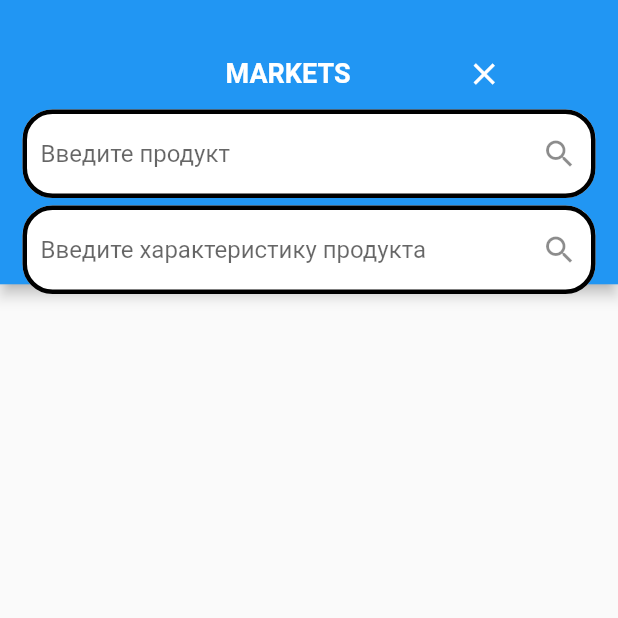
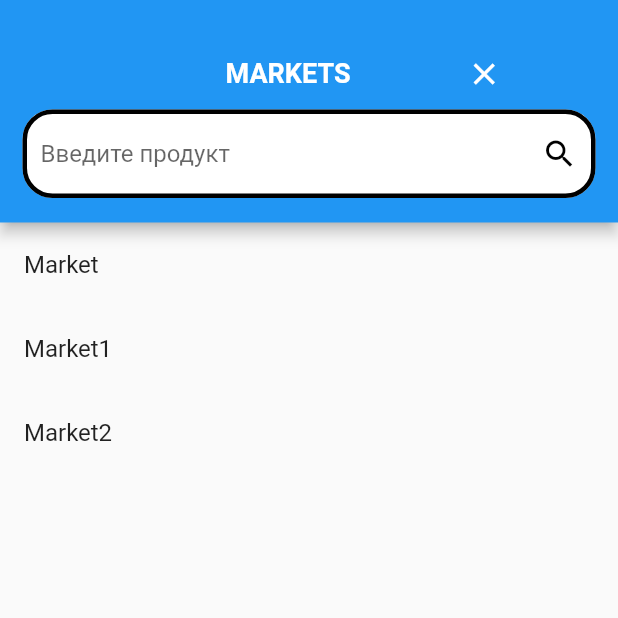
Before and after one commit to gorbunovi/market, a Flutter app: the screen it shows after launch, after a tap on the "filter alt" icon, on a phone screen of 412 x 824 dp, the top half of it. Run offline on Flutter 3.47's test engine with Material 2 defaults, Android fonts, the phone set to English and light mode, and no system bars; our stand-ins replace dartz, equatable, flutter_bloc, freezed_annotation, get_it, hive and 1 more; accounts and stored records are empty.

Commit message:
refactor hive

```diff
--- a/lib/feature/data/datasources/local/local_data_source.dart
+++ b/lib/feature/data/datasources/local/local_data_source.dart
@@ -12,25 +12,38 @@ abstract class MarketLocalDataSorce{
 
 
 class MarketLocalDataSorceImpl implements MarketLocalDataSorce{
-  MarketLocalDataSorceImpl({required this.hive});
+  MarketLocalDataSorceImpl();
 
-  final HiveInterface hive;
+  // final HiveInterface hive;
 
   @override
   Future<List<MarketModel>> getAllMarketsLocal() async{
     List<MarketModel> marketsList = [];
-    registerAdapter();
-    Box<MarketHive> marketsBox = await hive.openBox<MarketHive>('markets');
+
+    if(!Hive.isAdapterRegistered(0)){
+      Hive.registerAdapter(CharacteristicsHiveAdapter());
+    }
+    if(!Hive.isAdapterRegistered(1)){
+      Hive.registerAdapter(ProductHiveAdapter());
+    }
+    if(!Hive.isAdapterRegistered(2)) {
+      Hive.registerAdapter(MarketHiveAdapter());
+    }
+
+    Box<MarketHive> marketsBox = await Hive.openBox<MarketHive>('markets');
 
     if(marketsBox.isEmpty){
       var listmarkets = await FirstData().getALLMarkets();
-      listmarkets.map((market) => marketsBox.put(market.name, market.toHive()));
+      listmarkets.forEach((market) {
+        marketsBox.put(market.name, market.toHive());
+      });// работает
+      // listmarkets.map((market) => marketsBox.put(market.name, market.toHive())); // не работает?
       marketsList = marketsBox.values.map((e) => MarketModel.fromHive(marketHiveModel: e)).toList();
       marketsBox.close();
     }else{
-      // print(marketsBox.values.map((e) => MarketModel.fromHive(marketHiveModel: e)).toList(),);
+      // print('2');
+      // print(marketsBox.values.map((e) => MarketModel.fromHive(marketHiveModel: e)));
       marketsList = marketsBox.values.map((e) => MarketModel.fromHive(marketHiveModel: e)).toList();
-
       marketsBox.close();
     }
     return marketsList;
@@ -40,32 +53,19 @@ class MarketLocalDataSorceImpl implements MarketLocalDataSorce{
   Future<List<MarketModel>> searchMarketsLocal(
       {String? product, String? characteristic}) async{
     List<MarketModel> marketsList = [];
-    // registerAdapter();
-    // Box<MarketHive> marketsBox = await hive.openBox<MarketHive>('markets');
-    // if(product != null || product != '') {
-    //   var mL = marketsBox.values.map((market) =>
-    //       MarketModel.fromHive(marketHiveModel: market)).toList();
-    //   var pl = mL.map((market){
-    //     market.products.map((prod){
-    //       if(prod.name == 'Paroduct'){
-    //         market;
-    //       }
-    //     });
-    //   }).toList();
-    // }
 
     return marketsList;
   }
 
   void registerAdapter(){
-    if(!hive.isAdapterRegistered(0)){
-      hive.registerAdapter(CharacteristicsHiveAdapter());
+    if(!Hive.isAdapterRegistered(0)){
+      Hive.registerAdapter(CharacteristicsHiveAdapter());
     }
-    if(!hive.isAdapterRegistered(1)){
-      hive.registerAdapter(ProductHiveAdapter());
+    if(!Hive.isAdapterRegistered(1)){
+      Hive.registerAdapter(ProductHiveAdapter());
     }
-    if(!hive.isAdapterRegistered(2)) {
-      hive.registerAdapter(MarketHiveAdapter());
+    if(!Hive.isAdapterRegistered(2)) {
+      Hive.registerAdapter(MarketHiveAdapter());
     }
   }
 
--- a/lib/feature/data/models/market_model.dart
+++ b/lib/feature/data/models/market_model.dart
@@ -25,7 +25,7 @@ class MarketModel extends MarketEntity {
       : super(
           id: marketHiveModel.id,
           name: marketHiveModel.name,
-          products: marketHiveModel.products.map((products) => ProductModel.fromHive(products)).toList(),
+          products: marketHiveModel.products.map((product) => ProductModel.fromHive(product)).toList(),
         );
 
 
--- a/lib/feature/data/repositories/market_repositories_impl.dart
+++ b/lib/feature/data/repositories/market_repositories_impl.dart
@@ -22,7 +22,11 @@ class MarketRepositoryImpl implements MarketRepository{
 
   @override
   Future<Either<Failure, List<MarketEntity>>> searchProduct() async {
-    // TODO: implement searchProduct
-    throw UnimplementedError();
+    try {
+      final markets = await marketLocalDataSorce.getAllMarketsLocal();
+      return Right(markets);
+    } on CacheException {
+      return Left(CacheFailure(''));
+    }
   }
 }
--- a/lib/feature/presentation/home/controller/home_controller.dart
+++ b/lib/feature/presentation/home/controller/home_controller.dart
@@ -9,7 +9,7 @@ class HomeController extends Cubit<HomeState> {
   HomeController({required this.getAllMarkets}) : super(const Initial());
 
   final GetAllMarkets getAllMarkets;
-  late List<MarketEntity>listMarkets;
+  late List<MarketEntity>_listMarkets;
 
 
 
@@ -18,13 +18,12 @@ class HomeController extends Cubit<HomeState> {
     emit(Loading());
     if(currentState is Loading) return;
 
-
     final failureOrMarkets = await getAllMarkets(NoParams());
 
     failureOrMarkets.fold(
           (failure) => emit(Error(failure)),
           (resault){
-            listMarkets = resault;
+            _listMarkets = resault;
         emit(Markets(markets: resault, isFilter: false));
       },
     );
@@ -36,7 +35,7 @@ class HomeController extends Cubit<HomeState> {
 
   void tapFilter(bool isFilter){
     emit(const Loading());
-    emit(Markets(markets: listMarkets, isFilter: !isFilter));
+    emit(Markets(markets: _listMarkets, isFilter: !isFilter));
   }
 
   void product(MarketModel market , int productIndex){
--- a/lib/feature/presentation/home/widgets/markets_widget.dart
+++ b/lib/feature/presentation/home/widgets/markets_widget.dart
@@ -17,10 +17,12 @@ class MarketsWidget extends StatelessWidget {
 
   @override
   Widget build(BuildContext context) {
+    // print('name --- ${markets.map((e) => e.name)}');
     return Scaffold(
       appBar: AppBar(
-        toolbarHeight:
-            isFilter ? MediaQuery.of(context).size.height * 0.23 : 55,
+        toolbarHeight: isFilter
+            ? MediaQuery.of(context).size.height * 0.18
+            : MediaQuery.of(context).size.height * 0.07,
         flexibleSpace: Column(
           children: [
             const SizedBox(
@@ -66,16 +68,16 @@ class MarketsWidget extends StatelessWidget {
                             hintText: 'Введите продукт',
                             suffixIcon: IconButton(
                               onPressed: () => print('suffixIcon'),
-                              icon: const Icon(Icons.search),
+                              icon: const Icon(Icons.search, color: Colors.black,),
                             ),
                             fillColor: Colors.white,
                             filled: true,
-                            focusedBorder: const OutlineInputBorder(
+                            focusedBorder: OutlineInputBorder(
                               borderSide: BorderSide(width: 3),
                               borderRadius:
                                   BorderRadius.all(Radius.circular(20)),
                             ),
-                            enabledBorder: const OutlineInputBorder(
+                            enabledBorder: OutlineInputBorder(
                               borderSide: BorderSide(width: 3),
                               borderRadius:
                                   BorderRadius.all(Radius.circular(20)),
@@ -84,27 +86,6 @@ class MarketsWidget extends StatelessWidget {
                         ),
                         const SizedBox(
                           height: 5,
-                        ),
-                        TextFormField(
-                          decoration: InputDecoration(
-                            hintText: 'Введите характеристику продукта',
-                            suffixIcon: IconButton(
-                              onPressed: () => print('suffixIcon'),
-                              icon: const Icon(Icons.search),
-                            ),
-                            fillColor: Colors.white,
-                            filled: true,
-                            focusedBorder: const OutlineInputBorder(
-                              borderSide: BorderSide(width: 3),
-                              borderRadius:
-                                  BorderRadius.all(Radius.circular(20)),
-                            ),
-                            enabledBorder: const OutlineInputBorder(
-                              borderSide: BorderSide(width: 3),
-                              borderRadius:
-                                  BorderRadius.all(Radius.circular(20)),
-                            ),
-                          ),
                         ),
                       ],
                     ),
--- a/lib/servise_locator.dart
+++ b/lib/servise_locator.dart
@@ -21,7 +21,7 @@ Future<void> init() async {
   );
 
   sl.registerLazySingleton<MarketLocalDataSorce>(
-          () => MarketLocalDataSorceImpl(hive: sl()));
+          () => MarketLocalDataSorceImpl());
   //Core
   //External
   sl.registerLazySingleton(() =>  Hive);
```
Also changed, not shown: lib/feature/data/datasources/remote/remote_data_source.dart (added).
